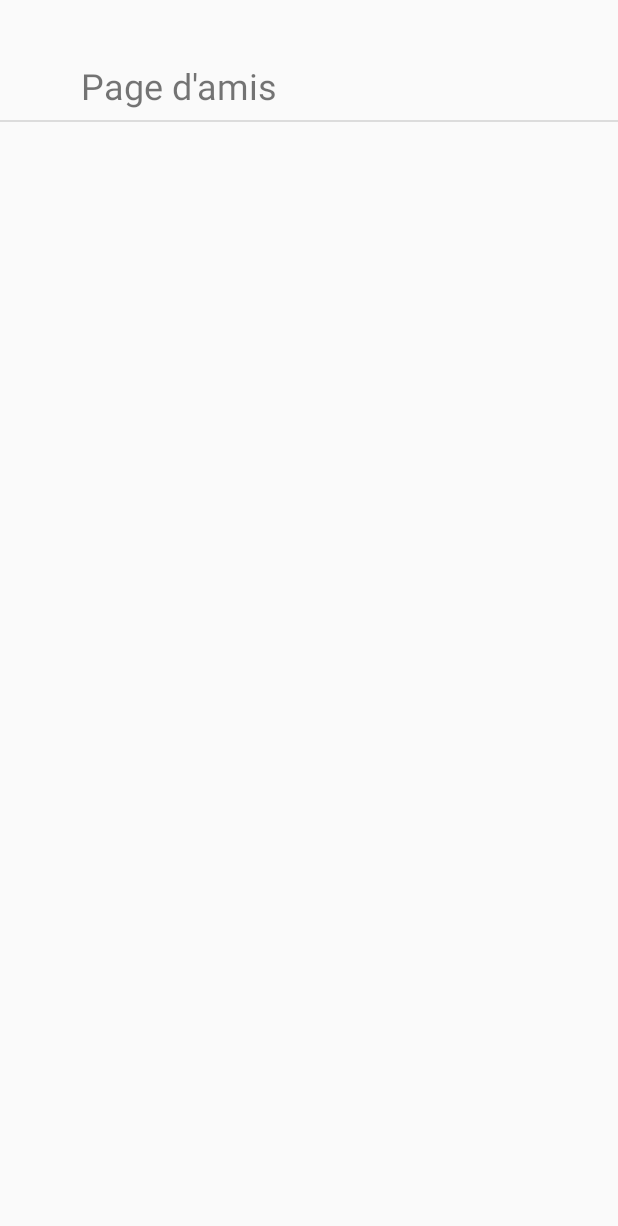
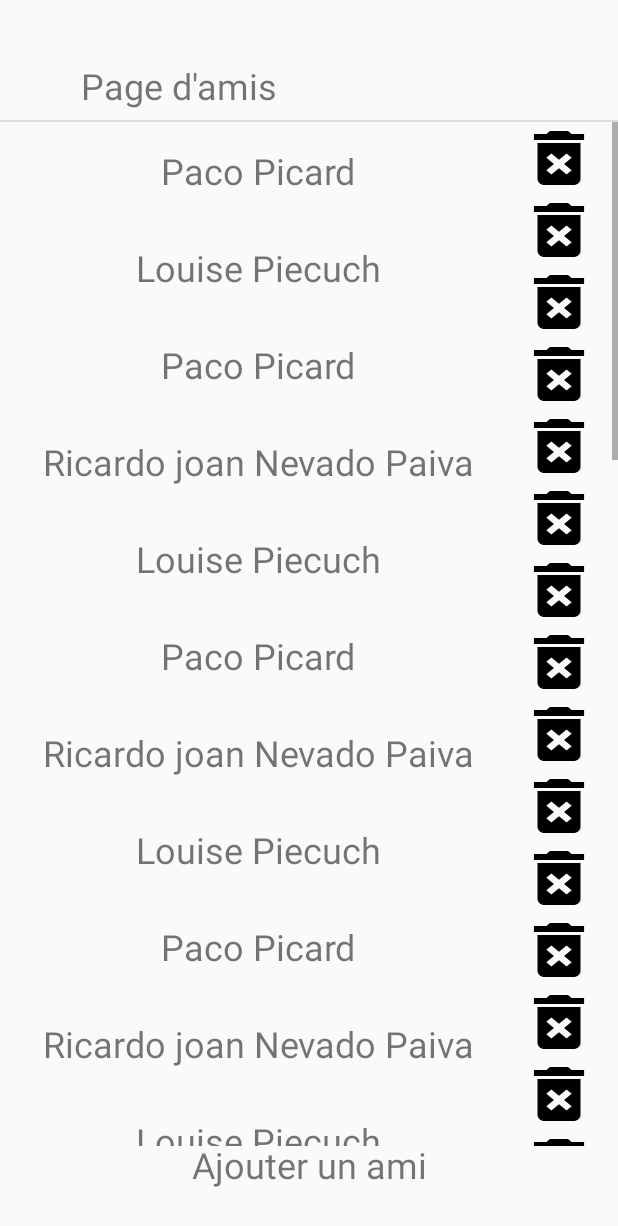
Before and after one commit to TheRealPaco/Festiv-Aman, an Android app: the FriendsActivity screen opened directly, with no data from a screen before it, on a phone screen of 412 x 824 dp. Shown: the top 1226 px of the screen. Run offline under Robolectric (Android 15) with nearby library versions, the phone set to English and light mode, and no system bars.

Commit message:
friend activity
ajouter l'option remove friends

```diff
--- a/app/src/main/java/com/s5/festivaman/FriendsActivity.java
+++ b/app/src/main/java/com/s5/festivaman/FriendsActivity.java
@@ -6,11 +6,23 @@ import android.support.v4.view.GravityCompat;
 import android.support.v4.widget.DrawerLayout;
 import android.support.v7.app.AppCompatActivity;
 import android.os.Bundle;
+import android.view.Gravity;
 import android.view.MenuItem;
+import android.view.View;
+import android.widget.Button;
+import android.widget.LinearLayout;
+import android.widget.TextView;
 
 import com.s5.festivaman.activities.DrawerActivity;
 
+import java.util.ArrayList;
+import java.util.HashMap;
+import java.util.List;
+import java.util.Map;
+
 public class FriendsActivity extends DrawerActivity {
+
+    private Map<Integer,TextView> map;
 
     @Override
     protected void startActivity() {
@@ -18,4 +30,85 @@ public class FriendsActivity extends DrawerActivity {
         mDrawerLayout = findViewById(R.id.drawer_layout);
         navigationView = findViewById(R.id.nav_view);
     }
+
+    @Override
+    protected void onCreate(Bundle savedInstanceState) {
+
+        super.onCreate(savedInstanceState);
+        map=new HashMap<Integer,TextView>();
+        createFriendPage();
+
+    }
+
+    protected boolean removeFriend(){
+
+        //TODO call the backend
+        return true;
+    }
+
+    protected int createFriendPage () {
+        int n=10;
+        //TODO chercher dans la database le nombre d'amis (n)
+        List<String> friendsName=new ArrayList<>();
+        LinearLayout linearLayout_friend = findViewById(R.id.layout_friendName);
+        LinearLayout linearLayout_button = findViewById(R.id.layout_deleteButton);
+
+        friendsName.add("Paco Picard");
+        friendsName.add("Louise Piecuch");
+
+        for(int i=0; i<n; i++)
+        {
+
+             friendsName.add("Paco Picard");
+             friendsName.add("Ricardo joan Nevado Paiva");
+             friendsName.add("Louise Piecuch");
+
+
+            //TODO chercher le nom de l'amis pour le mettre dans le textView
+
+            //TODO supprimer l'ami de la database lors de l'appui sur ce bouton
+        }
+
+
+
+        for( int i = 0; i < friendsName.size(); i++ )
+        {
+            TextView textView = new TextView(this);
+            textView.setText(friendsName.get(i));
+            textView.setTextSize(24);
+            textView.setGravity(Gravity.CENTER);
+            textView.setHeight(97);
+
+            linearLayout_friend.addView(textView);
+
+            Button button = new Button(this);
+            button.setBackgroundResource(R.drawable.ic_delete_forever_black_24dp);
+            button.setHeight(20);
+            button.setId(i);
+            button.setGravity(Gravity.LEFT);
+            linearLayout_button.addView(button);
+            map.put(i, textView);
+            button.setOnClickListener(new View.OnClickListener() {
+
+                public void onClick(View v) {
+                   buttonRemoveFriend(v);
+
+                }
+            });
+
+        }
+
+        return n;
+    }
+
+    public void buttonRemoveFriend (View view){
+
+        TextView textView = (map.get(view.getId()));
+        if (removeFriend())
+        {
+           textView.setVisibility(view.GONE);
+           view.setVisibility(view.GONE);
+        }
+
+    }
 }
--- a/app/src/main/java/com/s5/festivaman/MapActivity.java
+++ b/app/src/main/java/com/s5/festivaman/MapActivity.java
@@ -18,4 +18,12 @@ public class MapActivity extends DrawerActivity {
         mDrawerLayout = findViewById(R.id.drawer_layout);
         navigationView = findViewById(R.id.nav_view);
     }
+
+    @Override
+    protected void onCreate(Bundle savedInstanceState) {
+
+        super.onCreate(savedInstanceState);
+
+
+    }
 }
--- /dev/null
+++ b/app/src/main/res/drawable/ic_delete_forever_black_24dp.xml
@@ -0,0 +1,9 @@
+<vector xmlns:android="http://schemas.android.com/apk/res/android"
+        android:width="10dp"
+        android:height="10dp"
+        android:viewportWidth="24.0"
+        android:viewportHeight="24.0">
+    <path
+        android:fillColor="#FF000000"
+        android:pathData="M6,19c0,1.1 0.9,2 2,2h8c1.1,0 2,-0.9 2,-2L18,7L6,7v12zM8.46,11.88l1.41,-1.41L12,12.59l2.12,-2.12 1.41,1.41L13.41,14l2.12,2.12 -1.41,1.41L12,15.41l-2.12,2.12 -1.41,-1.41L10.59,14l-2.13,-2.12zM15.5,4l-1,-1h-5l-1,1L5,4v2h14L19,4z"/>
+</vector>
--- a/app/src/main/res/layout/activity_friends.xml
+++ b/app/src/main/res/layout/activity_friends.xml
@@ -6,10 +6,34 @@
     android:layout_width="match_parent"
     android:layout_height="match_parent">
 
+    <android.support.constraint.ConstraintLayout
+        android:layout_width="match_parent"
+        android:layout_height="match_parent">
+
+        <android.support.constraint.ConstraintLayout
+            android:layout_width="match_parent"
+            android:layout_height="match_parent"
+            tools:layout_editor_absoluteY="81dp">
+
+            <TextView
+                android:id="@+id/textView10"
+                android:layout_width="wrap_content"
+                android:layout_height="wrap_content"
+                android:layout_marginBottom="31dp"
+                android:text="@string/add_friend"
+                android:textSize="24sp"
+                app:layout_constraintBottom_toBottomOf="parent"
+                app:layout_constraintEnd_toEndOf="parent"
+                app:layout_constraintHorizontal_bias="0.5"
+                app:layout_constraintStart_toStartOf="parent" />
+        </android.support.constraint.ConstraintLayout>
+
         <LinearLayout
             android:layout_width="match_parent"
             android:layout_height="match_parent"
-        android:orientation="vertical">
+            android:layout_marginBottom="60dp"
+            android:orientation="vertical"
+            app:layout_constraintBottom_toBottomOf="parent">
 
             <android.support.constraint.ConstraintLayout
                 android:layout_width="match_parent"
@@ -35,11 +59,52 @@
                     android:layout_height="1dp"
                     android:layout_marginTop="80dp"
                     android:background="?android:attr/listDivider"
+                    app:layout_constraintBottom_toBottomOf="parent"
+                    app:layout_constraintEnd_toEndOf="parent"
+                    app:layout_constraintStart_toStartOf="parent"
                     app:layout_constraintTop_toTopOf="parent" />
 
             </android.support.constraint.ConstraintLayout>
+
+            <ScrollView
+                android:layout_width="match_parent"
+                android:layout_height="wrap_content">
+
+
+                <LinearLayout
+                    android:layout_width="match_parent"
+                    android:layout_height="match_parent"
+                    android:orientation="horizontal">
+
+                    <LinearLayout
+                        android:id="@+id/layout_friendName"
+                        android:layout_width="0dp"
+                        android:layout_height="wrap_content"
+                        android:layout_weight=".60"
+                        android:orientation="vertical">
+
                     </LinearLayout>
 
+                    <LinearLayout
+                        android:id="@+id/layout_deleteButton"
+                        android:layout_width="0dp"
+                        android:layout_height="wrap_content"
+                        android:layout_weight=".10"
+                        android:orientation="vertical">
+
+                    </LinearLayout>
+
+                    <LinearLayout
+                        android:layout_width="10dp"
+                        android:layout_height="match_parent"
+                        android:orientation="vertical"></LinearLayout>
+
+
+                </LinearLayout>
+            </ScrollView>
+
+        </LinearLayout>
+    </android.support.constraint.ConstraintLayout>
     <android.support.design.widget.NavigationView
         android:layout_width="wrap_content"
         android:layout_height="match_parent"
--- a/app/src/main/res/values/strings.xml
+++ b/app/src/main/res/values/strings.xml
@@ -26,5 +26,6 @@
     <string name="nav_logout">Déconnexion</string>
     <string name="comming_event">Évènements à venir</string>
     <string name="event_to_do">Évènements suggérés</string>
+    <string name="add_friend">Ajouter un ami</string>
 
 </resources>
```
Lines whose indentation alone changed are shown as unchanged.
